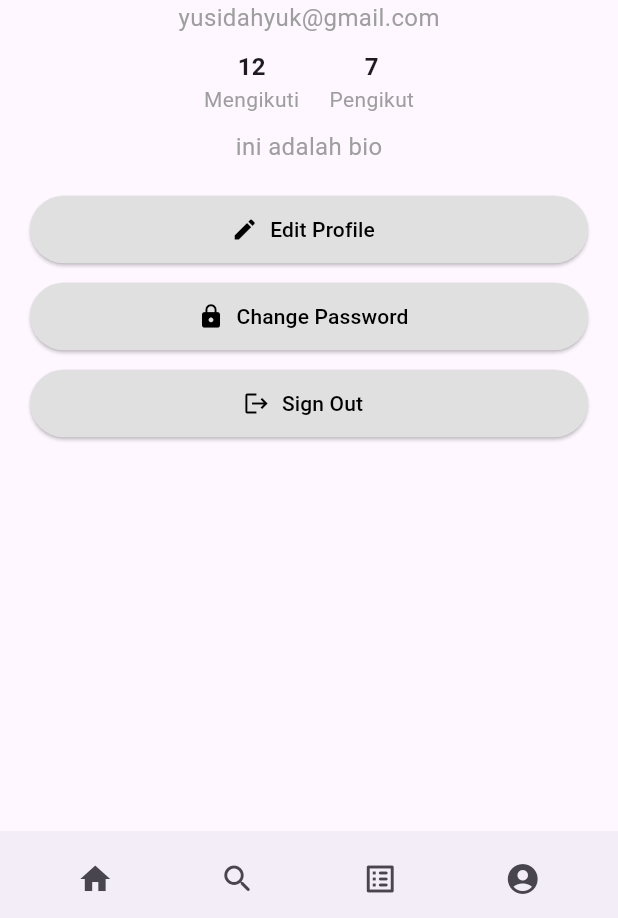
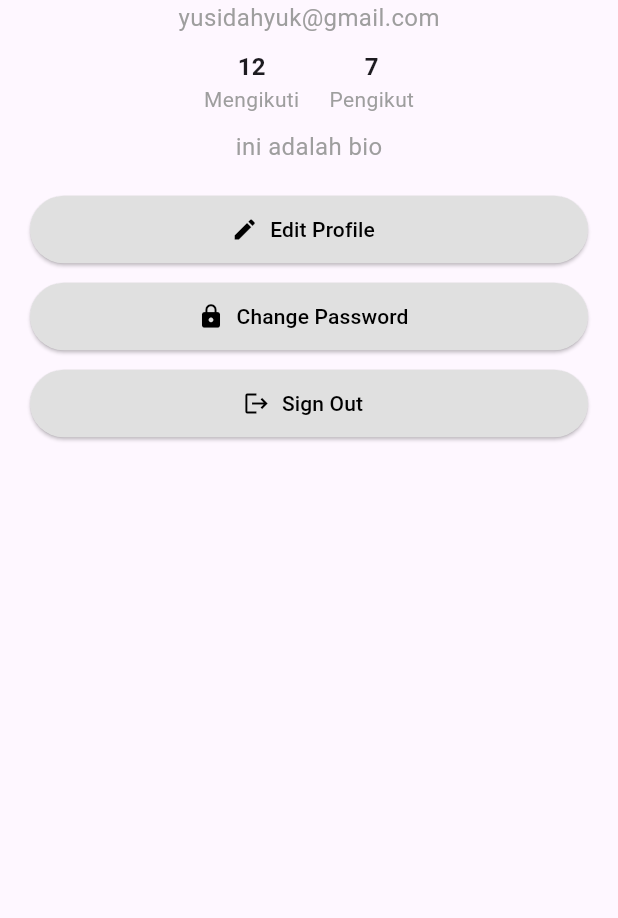
Before and after one commit to yusdi17/dyarimu, a Flutter app: the HalamanProfile screen opened directly, on a phone screen of 412 x 824 dp, the part 318-1236 px from its top. Run offline on Flutter 3.47's test engine with Material 3 defaults, Android fonts, the phone set to English and light mode, and no system bars; network calls fail.

Commit message:
profile fix #8

```diff
--- a/lib/profile/profile.dart
+++ b/lib/profile/profile.dart
@@ -133,38 +133,6 @@ class _HalamanProfileState extends State<HalamanProfile> {
           ),
         ],
       ),
-      bottomNavigationBar: BottomAppBar(
-        height: 58,
-        shape: CircularNotchedRectangle(),
-        child: Row(
-          children: [
-            Expanded(
-              child: IconButton(
-                onPressed: () {},
-                icon: Icon(Icons.home),
-              ),
-            ),
-            Expanded(
-              child: IconButton(
-                onPressed: () {},
-                icon: Icon(Icons.search_rounded),
-              ),
-            ),
-            Expanded(
-              child: IconButton(
-                onPressed: () {},
-                icon: Icon(Icons.list_alt_rounded),
-              ),
-            ),
-            Expanded(
-              child: IconButton(
-                onPressed: () {},
-                icon: Icon(Icons.account_circle),
-              ),
-            ),
-          ],
-        ),
-      ),
     );
   }
 }
```
